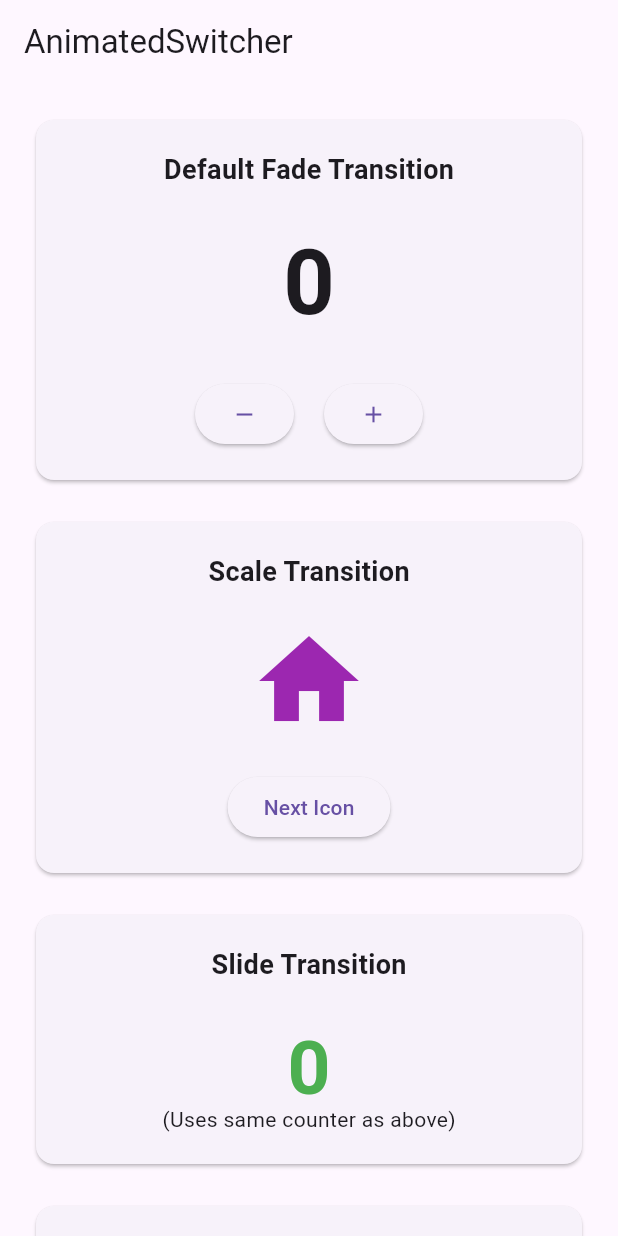
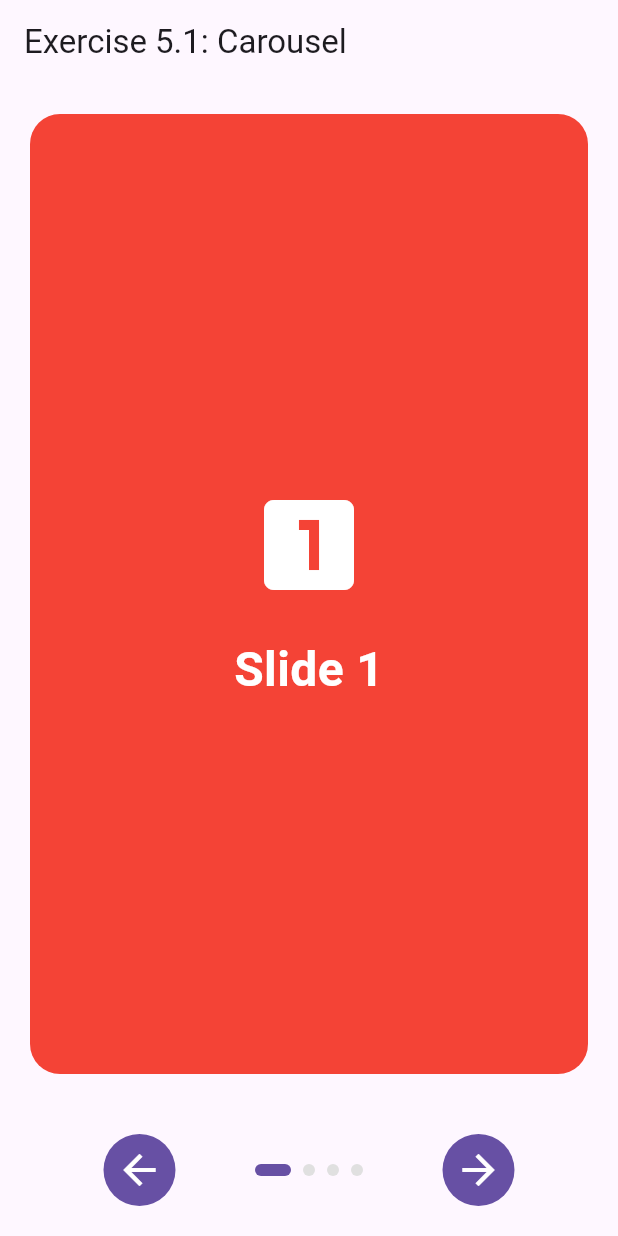
Before and after one commit to punkushal/flutter_animation_learning, a Flutter app: the screen it shows after launch, on a phone screen of 412 x 824 dp. Run offline on Flutter 3.47's test engine with Material 3 defaults, Android fonts, the phone set to English and light mode, and no system bars.

Commit message:
implement image carousel using animated swatcher and other animated built in widget

```diff
--- /dev/null
+++ b/lib/animation/basic/exercises/image_carousel.dart
@@ -0,0 +1,140 @@
+import 'package:flutter/material.dart';
+
+/// ═══════════════════════════════════════════════════════════════════════════
+/// EXERCISE 5.1: Create an Image Carousel
+/// ═══════════════════════════════════════════════════════════════════════════
+///
+/// Create a carousel that slides images left/right based on navigation direction
+
+class ImageCarousel extends StatefulWidget {
+  const ImageCarousel({super.key});
+
+  @override
+  State<ImageCarousel> createState() => _ImageCarouselState();
+}
+
+class _ImageCarouselState extends State<ImageCarousel> {
+  final List<Map<String, dynamic>> _items = [
+    {'color': Colors.red, 'title': 'Slide 1', 'icon': Icons.looks_one},
+    {'color': Colors.green, 'title': 'Slide 2', 'icon': Icons.looks_two},
+    {'color': Colors.blue, 'title': 'Slide 3', 'icon': Icons.looks_3},
+    {'color': Colors.orange, 'title': 'Slide 4', 'icon': Icons.looks_4},
+  ];
+
+  int _currentIndex = 0;
+  bool _slideFromRight = true;
+
+  void _goToNext() {
+    setState(() {
+      _slideFromRight = true;
+      _currentIndex = (_currentIndex + 1) % _items.length;
+    });
+  }
+
+  void _goToPrevious() {
+    setState(() {
+      _slideFromRight = false;
+      _currentIndex = (_currentIndex - 1 + _items.length) % _items.length;
+    });
+  }
+
+  @override
+  Widget build(BuildContext context) {
+    return Scaffold(
+      appBar: AppBar(title: const Text('Exercise 5.1: Carousel')),
+      body: Column(
+        children: [
+          Expanded(
+            child: AnimatedSwitcher(
+              duration: const Duration(milliseconds: 400),
+              transitionBuilder: (child, animation) {
+                // Direction-aware slide transition
+                final slideOffset = _slideFromRight
+                    ? const Offset(1, 0) // Slide from right
+                    : const Offset(-1, 0); // Slide from left
+
+                return SlideTransition(
+                  position: Tween<Offset>(begin: slideOffset, end: Offset.zero)
+                      .animate(
+                        CurvedAnimation(
+                          parent: animation,
+                          curve: Curves.easeInOut,
+                        ),
+                      ),
+                  child: FadeTransition(opacity: animation, child: child),
+                );
+              },
+              child: Container(
+                key: ValueKey<int>(_currentIndex),
+                margin: const EdgeInsets.all(20),
+                decoration: BoxDecoration(
+                  color: _items[_currentIndex]['color'] as Color,
+                  borderRadius: BorderRadius.circular(20),
+                ),
+                child: Center(
+                  child: Column(
+                    mainAxisAlignment: MainAxisAlignment.center,
+                    children: [
+                      Icon(
+                        _items[_currentIndex]['icon'] as IconData,
+                        size: 80,
+                        color: Colors.white,
+                      ),
+                      const SizedBox(height: 20),
+                      Text(
+                        _items[_currentIndex]['title'] as String,
+                        style: const TextStyle(
+                          fontSize: 32,
+                          color: Colors.white,
+                          fontWeight: FontWeight.bold,
+                        ),
+                      ),
+                    ],
+                  ),
+                ),
+              ),
+            ),
+          ),
+
+          // Navigation
+          Padding(
+            padding: const EdgeInsets.all(20),
+            child: Row(
+              mainAxisAlignment: MainAxisAlignment.spaceEvenly,
+              children: [
+                IconButton.filled(
+                  onPressed: _goToPrevious,
+                  icon: const Icon(Icons.arrow_back),
+                  iconSize: 32,
+                ),
+                // Dots indicator
+                Row(
+                  children: List.generate(
+                    _items.length,
+                    (index) => AnimatedContainer(
+                      duration: const Duration(milliseconds: 300),
+                      margin: const EdgeInsets.symmetric(horizontal: 4),
+                      width: index == _currentIndex ? 24 : 8,
+                      height: 8,
+                      decoration: BoxDecoration(
+                        color: index == _currentIndex
+                            ? Theme.of(context).primaryColor
+                            : Colors.grey[300],
+                        borderRadius: BorderRadius.circular(4),
+                      ),
+                    ),
+                  ),
+                ),
+                IconButton.filled(
+                  onPressed: _goToNext,
+                  icon: const Icon(Icons.arrow_forward),
+                  iconSize: 32,
+                ),
+              ],
+            ),
+          ),
+        ],
+      ),
+    );
+  }
+}
--- a/lib/main.dart
+++ b/lib/main.dart
@@ -1,4 +1,4 @@
-import 'package:animation_learning/animation/basic/lesson6.dart';
+import 'package:animation_learning/animation/basic/exercises/image_carousel.dart';
 import 'package:flutter/material.dart';
 
 void main() {
@@ -11,9 +11,6 @@ class MyApp extends StatelessWidget {
   // This widget is the root of your application.
   @override
   Widget build(BuildContext context) {
-    return MaterialApp(
-      title: 'Animation Learning',
-      home: AnimatedSwitcherLesson(),
-    );
+    return MaterialApp(title: 'Animation Learning', home: ImageCarousel());
   }
 }
```
